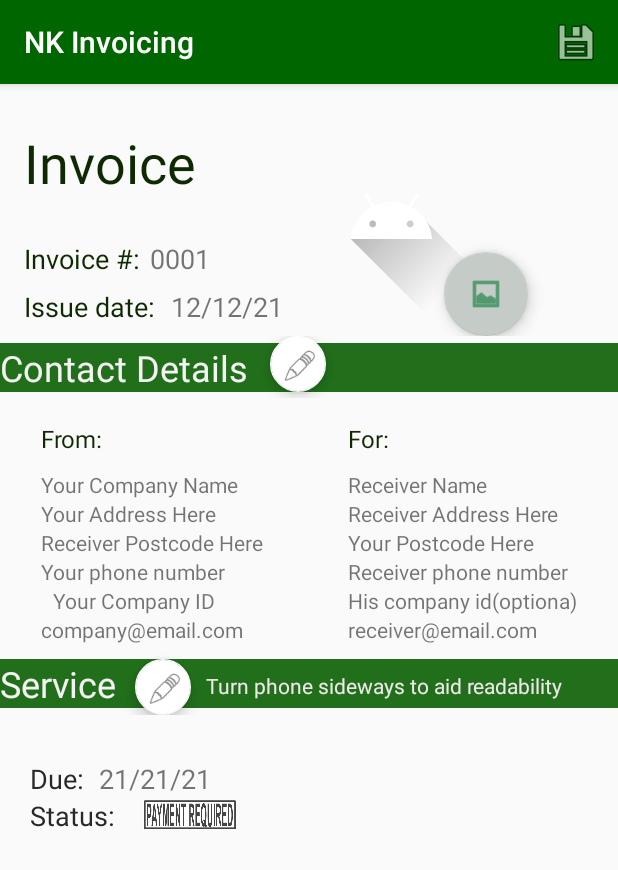
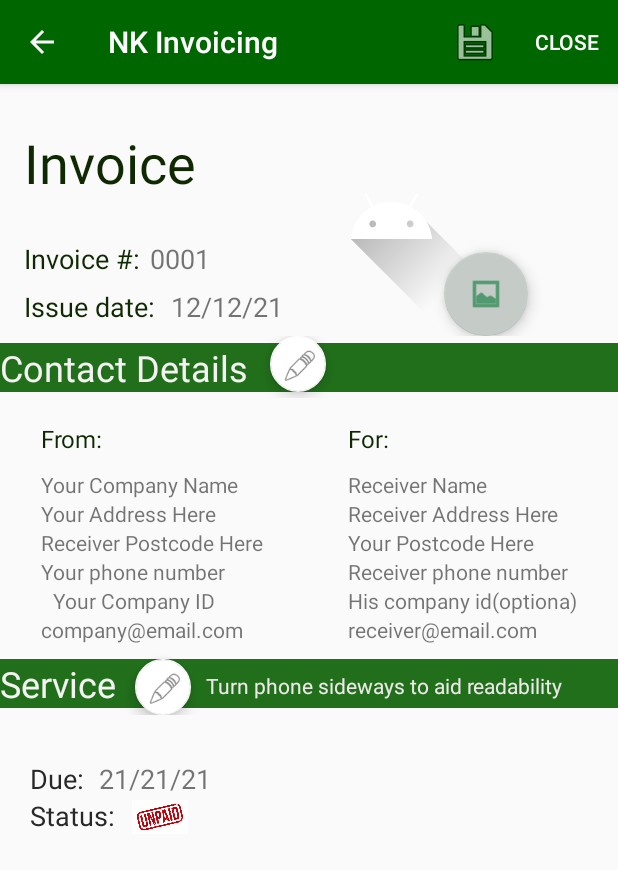
Before and after one commit to mrKrastev/NKInvoicing, an Android app: the ReconstructedStandardInvoice screen opened directly, with no data from a screen before it, on a phone screen of 412 x 824 dp. Shown: the top 870 px of the screen. Run offline under Robolectric (Android 15) with nearby library versions, the phone set to English and light mode, and no system bars; 14 statements that could not run were skipped.

Commit message:
added paid/unpaid invoice functionality
I added a way to mark invoices as paid and update the database with the information. I changed the images used for paid and unpaid indication and I allowed users to simply close a saved invoice without saving it

```diff
--- a/app/src/main/AndroidManifest.xml
+++ b/app/src/main/AndroidManifest.xml
@@ -28,7 +28,8 @@
         <activity android:name=".EditContacts" />
         <activity android:name=".InvoiceCreator" />
         <activity android:name=".StandardTableCreator" />
-        <activity android:name=".ReconstructedStandardInvoice" />
+        <activity android:name=".ReconstructedStandardInvoice"
+            android:parentActivityName=".MainActivity"/>
     </application>
 
 </manifest>
--- a/app/src/main/java/com/example/nkinvoicing/ReconstructedStandardInvoice.java
+++ b/app/src/main/java/com/example/nkinvoicing/ReconstructedStandardInvoice.java
@@ -35,6 +35,8 @@ public class ReconstructedStandardInvoice extends StandardInvoice {
     private static final int PERMISSION_CODE=1001;
     MyDatabaseManager db;
     Boolean saved;
+    private ImageView paidStatusImage;
+
     @Override
     public boolean onCreateOptionsMenu(Menu menu) {
         getMenuInflater().inflate(R.menu.standard_invoice_menu,menu);
@@ -53,6 +55,9 @@ public class ReconstructedStandardInvoice extends StandardInvoice {
             }else{
                 Toast.makeText(this, "Update Failed ;c", Toast.LENGTH_SHORT).show();
             }
+        }else if(item.getItemId()==R.id.backBtn){
+            Intent intent = new Intent(this, MainActivity.class);
+            startActivity(intent);
         }
         return true;
     }
@@ -71,6 +76,10 @@ public class ReconstructedStandardInvoice extends StandardInvoice {
         //generating the table from the invoice table items
         createTable(invData.getTableItems());
         //setting the uneditable fields
+        paidStatusImage =findViewById(R.id.imageView2);
+        if(invData.invoicePaid) {
+            paidStatusImage.setImageDrawable(getResources().getDrawable(R.drawable.paid_stamp_paid_grunge_stamp_sign_icon_editable_vector_illustration_isolated_white_background_123572302));
+        }
         issueDate=findViewById(R.id.issueDatelbl2);
         invoiceNo = findViewById(R.id.invoiceIDlbl2);
         dueDate = findViewById(R.id.dueDateLbl2);
--- a/app/src/main/java/com/example/nkinvoicing/StandardInvoice.java
+++ b/app/src/main/java/com/example/nkinvoicing/StandardInvoice.java
@@ -46,6 +46,8 @@ public class StandardInvoice extends AppCompatActivity {
     private static final int PERMISSION_CODE=1001;
     MyDatabaseManager db;
     Boolean saved;
+    private ImageView paidStatusImage;
+
     @Override
     public boolean onCreateOptionsMenu(Menu menu) {
         getMenuInflater().inflate(R.menu.standard_invoice_menu,menu);
@@ -84,6 +86,10 @@ public class StandardInvoice extends AppCompatActivity {
         //generating the table from the invoice table items
         createTable(invData.tbItems);
         //setting the uneditable fields
+        paidStatusImage =findViewById(R.id.imageView2);
+        if(invData.invoicePaid) {
+            paidStatusImage.setImageDrawable(getResources().getDrawable(R.drawable.paid_stamp_paid_grunge_stamp_sign_icon_editable_vector_illustration_isolated_white_background_123572302));
+        }
         issueDate=findViewById(R.id.issueDatelbl2);
         invoiceNo = findViewById(R.id.invoiceIDlbl2);
         dueDate = findViewById(R.id.dueDateLbl2);
@@ -91,6 +97,7 @@ public class StandardInvoice extends AppCompatActivity {
         invoiceNo.setText(invData.invoiceNo);
         dueDate.setText(invData.dueDate);
         logo=findViewById(R.id.logoImg2);
+
 
        if(invData.logoImage!=null){
            Log.e("uriback",invData.logoImage.toString() );
--- a/app/src/main/res/layout/invoice_preview.xml
+++ b/app/src/main/res/layout/invoice_preview.xml
@@ -440,12 +440,13 @@
 
                 <ImageView
                     android:id="@+id/imageView2"
-                    android:layout_width="100dp"
-                    android:layout_height="20dp"
+                    android:layout_width="60dp"
+                    android:layout_height="0dp"
                     android:layout_marginTop="2dp"
+                    app:layout_constraintBottom_toBottomOf="parent"
                     app:layout_constraintStart_toEndOf="@+id/textView25"
                     app:layout_constraintTop_toTopOf="parent"
-                    app:srcCompat="@drawable/unpaidicon" />
+                    app:srcCompat="@drawable/unpaid" />
             </androidx.constraintlayout.widget.ConstraintLayout>
 
         </LinearLayout>
--- a/app/src/main/res/menu/standard_invoice_menu.xml
+++ b/app/src/main/res/menu/standard_invoice_menu.xml
@@ -1,11 +1,15 @@
 <?xml version="1.0" encoding="utf-8"?>
 <menu xmlns:app="http://schemas.android.com/apk/res-auto"
     xmlns:android="http://schemas.android.com/apk/res/android">
-
     <item
         android:id="@+id/updateBtn"
         android:icon="@android:drawable/ic_menu_save"
         android:iconTint="#fff"
         android:title="Save Invoice"
         app:showAsAction="always" />
+    <item
+        android:id="@+id/backBtn"
+        android:iconTint="#fff"
+        android:title="Close"
+        app:showAsAction="always" />
 </menu>
```
Also changed, not shown: app/src/main/java/com/example/nkinvoicing/MainActivity.java (+21 -3 lines), app/src/main/java/com/example/nkinvoicing/MyDatabaseManager.java (+8 -0 lines), app/src/main/res/drawable/paid_stamp_paid_grunge_stamp_sign_icon_editable_vector_illustration_isolated_white_background_123572302.jpg (added), app/src/main/res/drawable/unpaid.jpg (added).
